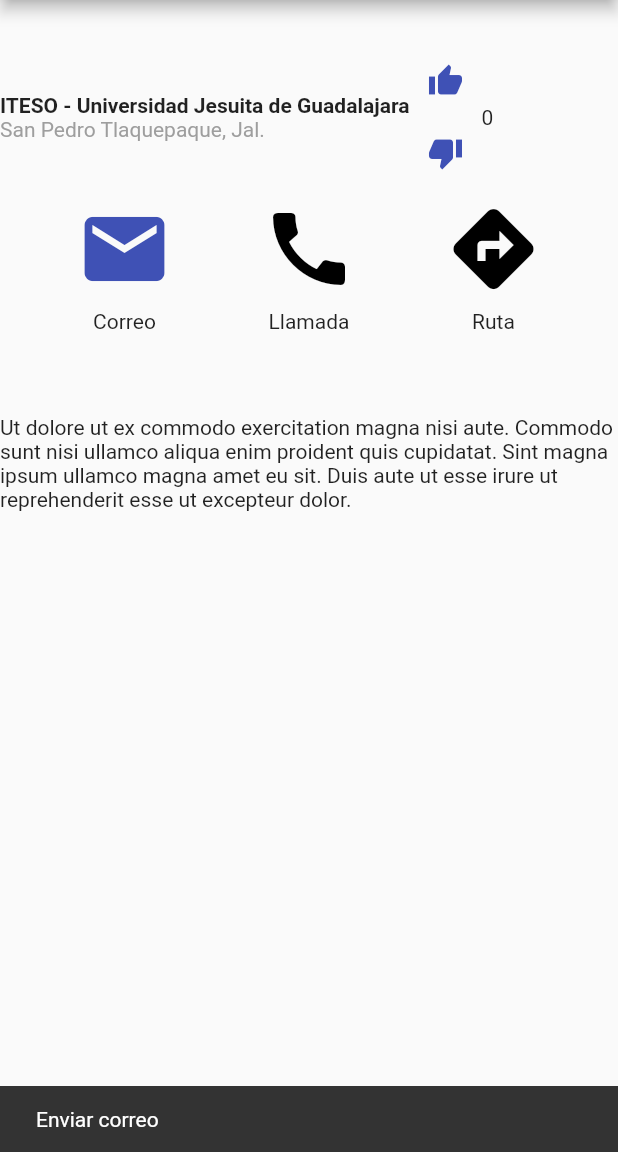
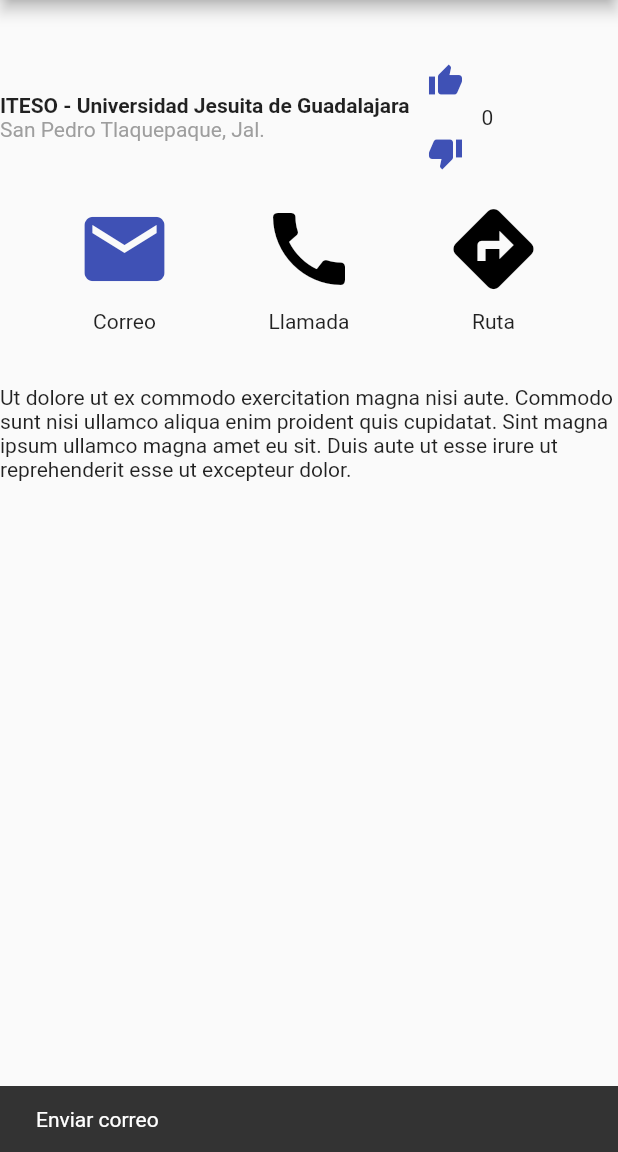
Before and after one commit to DanielLerma/App_ITESO, a Flutter app: the screen it shows after launch, after a tap on the "mail" icon, on a phone screen of 412 x 824 dp, the part 84-1236 px from its top. Run offline on Flutter 3.47's test engine with Material 2 defaults, Android fonts, the phone set to English and light mode, and no system bars; network calls fail.

Commit message:
fixes que salieron en video

```diff
--- a/lib/main.dart
+++ b/lib/main.dart
@@ -42,7 +42,7 @@ class HomePage extends State<CounterLikeState> {
 
   void changeColor1(){
     setState((){
-      if(c1 == Colors.blue){
+      if(c1 == Colors.indigo){
         c1 = Colors.black;
       }
       else{
@@ -53,7 +53,7 @@ class HomePage extends State<CounterLikeState> {
 
   void changeColor2(){
     setState((){
-      if(c2 == Colors.blue){
+      if(c2 == Colors.indigo){
         c2 = Colors.black;
       }
       else{
@@ -64,7 +64,7 @@ class HomePage extends State<CounterLikeState> {
 
   void changeColor3(){
     setState((){
-      if(c3 == Colors.blue){
+      if(c3 == Colors.indigo){
         c3 = Colors.black;
       }
       else{
@@ -169,9 +169,6 @@ class HomePage extends State<CounterLikeState> {
             ],
           ),
           Container(
-            height: 20,
-          ),
-          Container(
             height: 35,
           ),
           Text("Ut dolore ut ex commodo exercitation magna nisi aute. Commodo sunt nisi ullamco aliqua enim proident quis cupidatat. Sint magna ipsum ullamco magna amet eu sit. Duis aute ut esse irure ut reprehenderit esse ut excepteur dolor.")
```
